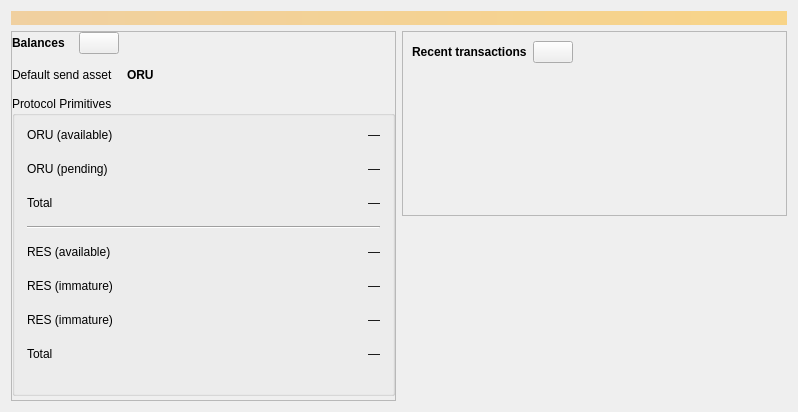
This is core/src/qt/forms/overviewpage.ui in Alok-mad98/rigorchain as Qt 5 draws it before an edit. The edited form follows.
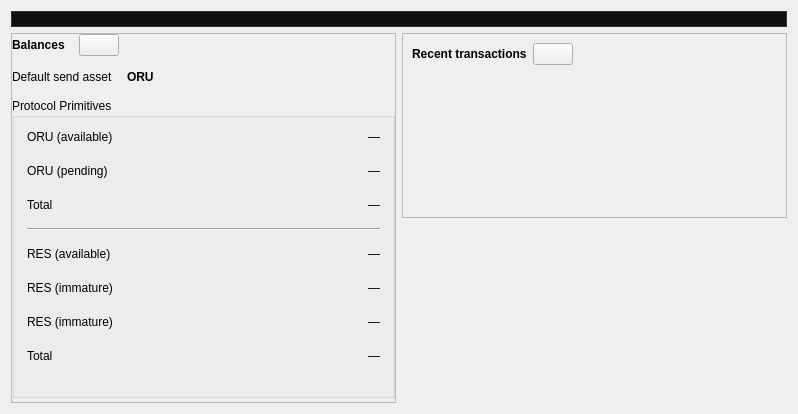
This is the edited form. Icons and pictures are not drawn. Custom widgets are drawn as their Qt base class.

The edit to the form file:
```diff
--- a/core/src/qt/forms/overviewpage.ui
+++ b/core/src/qt/forms/overviewpage.ui
@@ -20,7 +20,7 @@
       <bool>false</bool>
      </property>
      <property name="styleSheet">
-      <string notr="true">QLabel { background-color: qlineargradient(x1: 0, y1: 0, x2: 1, y2: 0, stop:0 #F0D0A0, stop:1 #F8D488); color:#000000; }</string>
+      <string notr="true">QLabel { background-color: #111111; color: #FFFFFF; border: 1px solid #333333; }</string>
      </property>
      <property name="wordWrap">
       <bool>true</bool>
```
